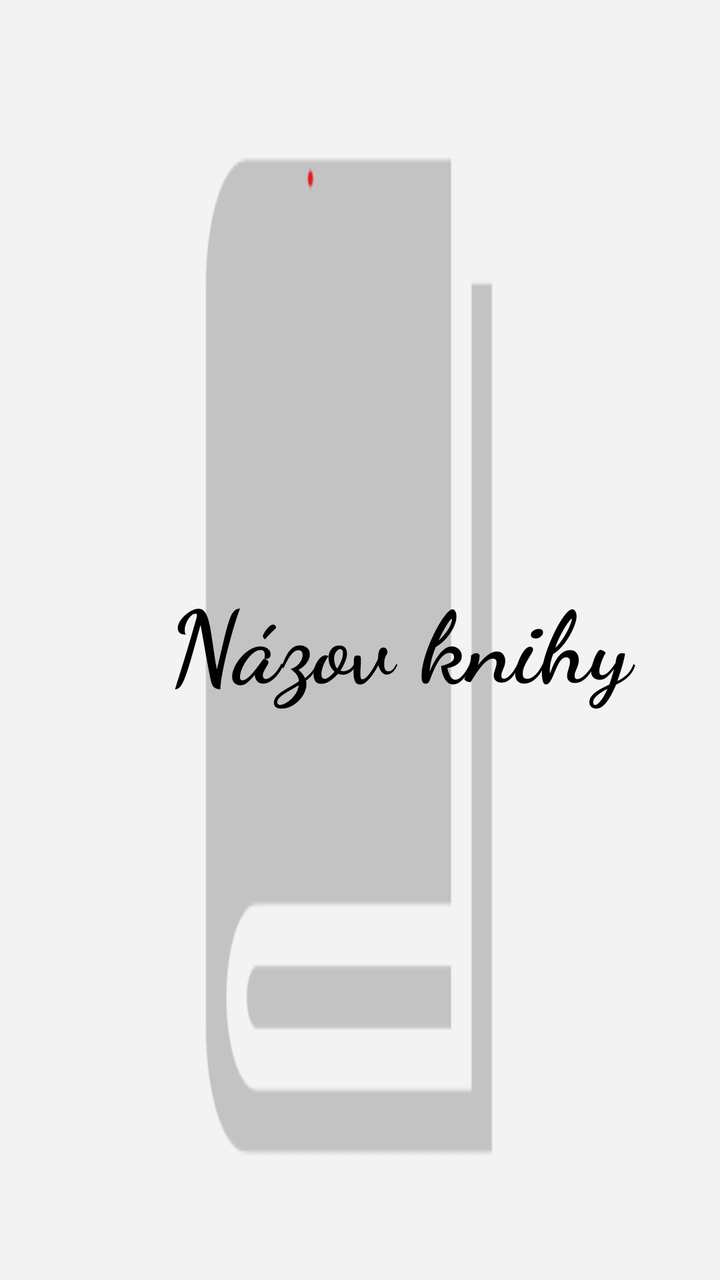
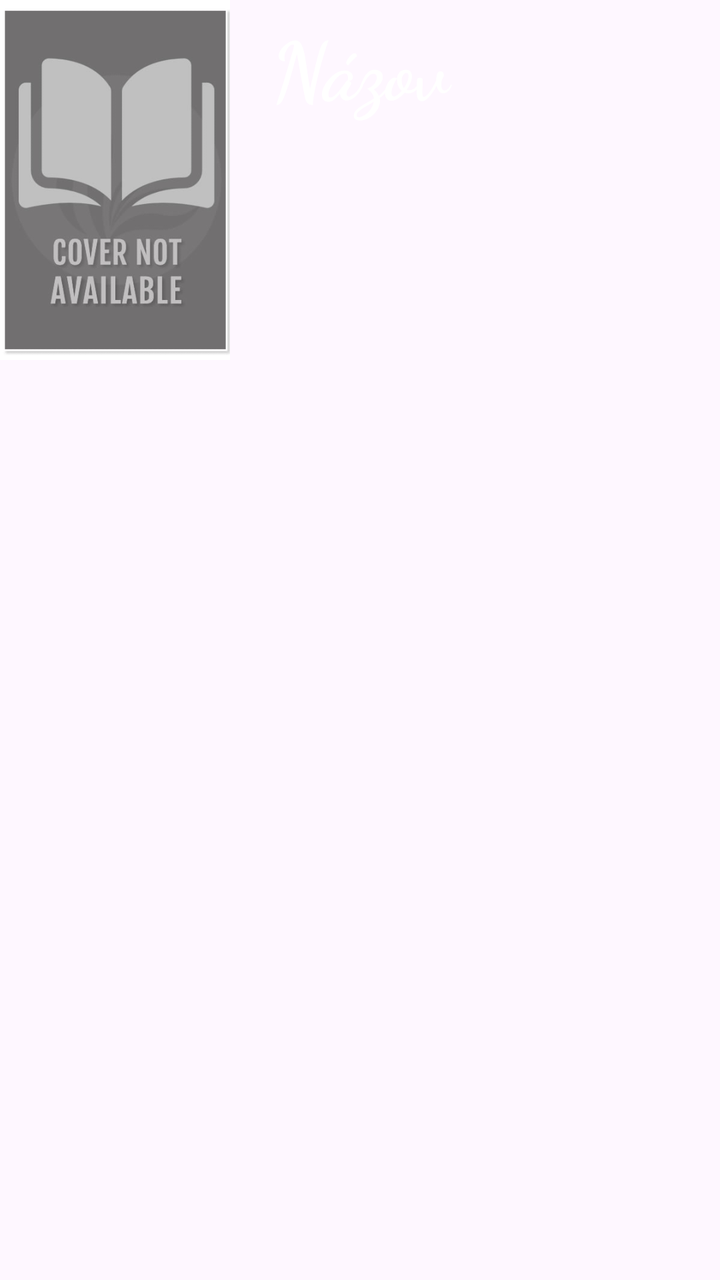

Compare the two renders of this Android layout. The source of the first and the diff that turns it into the second are given below.
<!-- AndroidManifest.xml: application theme Theme.Bookshelf -->
<!-- res/layout/book_item.xml -->
<?xml version="1.0" encoding="utf-8"?>
<LinearLayout xmlns:android="http://schemas.android.com/apk/res/android"
    android:layout_width="match_parent"
    android:layout_height="160dp"
    android:orientation="vertical"
    android:layout_marginBottom="25dp"
    android:background="@drawable/no_cover_available"
    >

    <Button
        android:id="@+id/btnBookItem"
        android:layout_width="400dp"
        android:layout_height="match_parent"
        android:background="@drawable/transparent"
        android:fontFamily="cursive"
        android:gravity="center"
        android:text="Názov knihy"
        android:textAllCaps="false"
        android:textColor="@color/black"
        android:textFontWeight="700"
        android:textSize="50sp"
        android:textStyle="bold" />
</LinearLayout>
<!-- resources referenced by this layout -->
<resources>
  <color name="black">#FF000000</color>
  <!-- drawable no_cover_available: png bitmap (drawable, 4073 bytes) -->
  <!-- drawable transparent (drawable) -->
  <?xml version="1.0" encoding="utf-8"?>
  <selector xmlns:android="http://schemas.android.com/apk/res/android">
  
  </selector>
  <style name="Theme.Bookshelf" parent="Base.Theme.Bookshelf" />
  <style name="Base.Theme.Bookshelf" parent="Theme.Material3.DayNight.NoActionBar">
          
          
      </style>
</resources>

<!-- the commit's change to res/layout/book_item.xml (unified diff, before → after) -->
@@ -1,23 +1,55 @@
 <?xml version="1.0" encoding="utf-8"?>
-<LinearLayout xmlns:android="http://schemas.android.com/apk/res/android"
-    android:layout_width="match_parent"
-    android:layout_height="160dp"
-    android:orientation="vertical"
-    android:layout_marginBottom="25dp"
-    android:background="@drawable/no_cover_available"
-    >
+<FrameLayout xmlns:android="http://schemas.android.com/apk/res/android"
+    android:layout_width="115dp"
+    android:layout_height="180dp"
+    android:layout_margin="2dp"
+    android:layout_marginBottom="8dp"
+    android:layout_marginTop="8dp"
+    android:elevation="4dp">
+
+    <ImageView
+        android:id="@+id/imgBookItemCover"
+        android:layout_width="115dp"
+        android:layout_height="180dp"
+        android:scaleType="centerCrop"
+        android:src="@drawable/no_cover_available"
+        android:layout_gravity="start"/>
 
     <Button
         android:id="@+id/btnBookItem"
-        android:layout_width="400dp"
+        android:layout_width="match_parent"
         android:layout_height="match_parent"
         android:background="@drawable/transparent"
         android:fontFamily="cursive"
         android:gravity="center"
-        android:text="Názov knihy"
+        android:padding="5dp"
+        android:text=""
         android:textAllCaps="false"
-        android:textColor="@color/black"
-        android:textFontWeight="700"
-        android:textSize="50sp"
+        android:textColor="@color/white"
+        android:textColorHighlight="@color/white"
+        android:textSize="24sp"
         android:textStyle="bold" />
-</LinearLayout>
+
+    <TextView
+        android:id="@+id/nameBookItem"
+        android:layout_width="match_parent"
+        android:layout_height="wrap_content"
+        android:fontFamily="cursive"
+        android:gravity="center"
+        android:padding="5dp"
+        android:text="Názov"
+        android:textAllCaps="false"
+        android:textColor="@color/white"
+        android:textColorHighlight="@color/white"
+        android:textSize="40sp"
+        android:textStyle="bold" />
+    <ImageView
+        android:id="@+id/imgReadStatus"
+        android:layout_width="32dp"
+        android:layout_height="32dp"
+        android:layout_gravity="bottom|end"
+        android:layout_margin="8dp"
+        android:src="@drawable/ic_read_check"
+        android:visibility="gone" />
+
+</FrameLayout>
<!-- resource entries referenced after the edit -->
@@ -1,7 +1,8 @@
 <!-- resources referenced by this layout -->
 <resources>
-  <color name="black">#FF000000</color>
-  <!-- drawable no_cover_available: png bitmap (drawable, 4073 bytes) -->
+  <color name="white">#FFFFFFFF</color>
+  <!-- drawable ic_read_check: png bitmap (drawable, 82576 bytes) -->
+  <!-- drawable no_cover_available: jpg bitmap (drawable, 29199 bytes) -->
   <!-- drawable transparent (drawable) -->
   <?xml version="1.0" encoding="utf-8"?>
   <selector xmlns:android="http://schemas.android.com/apk/res/android">
